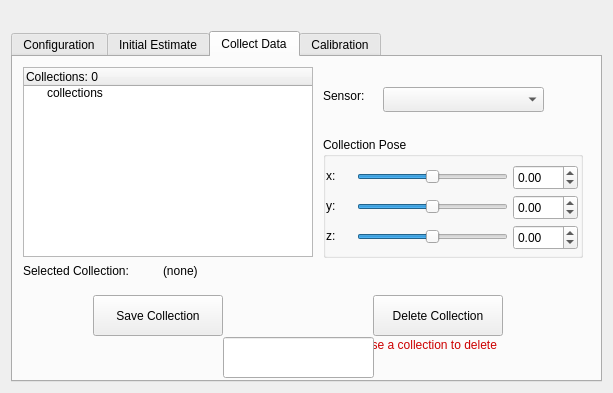
Old version of the form atom_rviz_plugin/src/ui/calibration_panel.ui in the repository lardemua/atom_rviz_plugin.
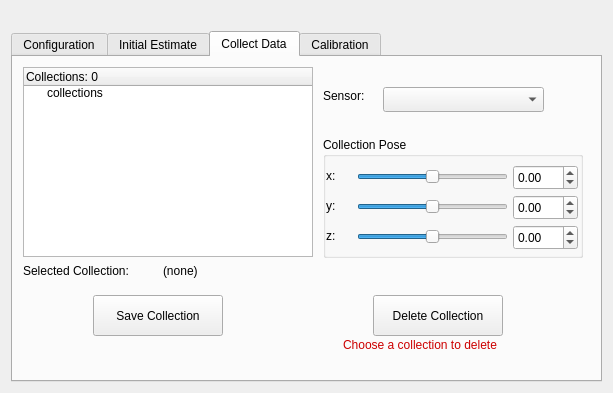
New version of the form. The open tabs and pages were chosen to show the change.

Commit message: Code added for the Calibration tab lardemua/atom#302

Patch:
```diff
--- a/atom_rviz_plugin/src/ui/calibration_panel.ui
+++ b/atom_rviz_plugin/src/ui/calibration_panel.ui
@@ -1989,16 +1989,6 @@
         <string>Sensor:</string>
        </property>
       </widget>
-      <widget class="QLineEdit" name="lineEdit">
-       <property name="geometry">
-        <rect>
-         <x>210</x>
-         <y>280</y>
-         <width>151</width>
-         <height>41</height>
-        </rect>
-       </property>
-      </widget>
      </widget>
      <widget class="QWidget" name="calibrationTab">
       <attribute name="title">
```
Left out of the diff: 2 changed lines with no effect on the pictures. The commit also changes 1 other file.
